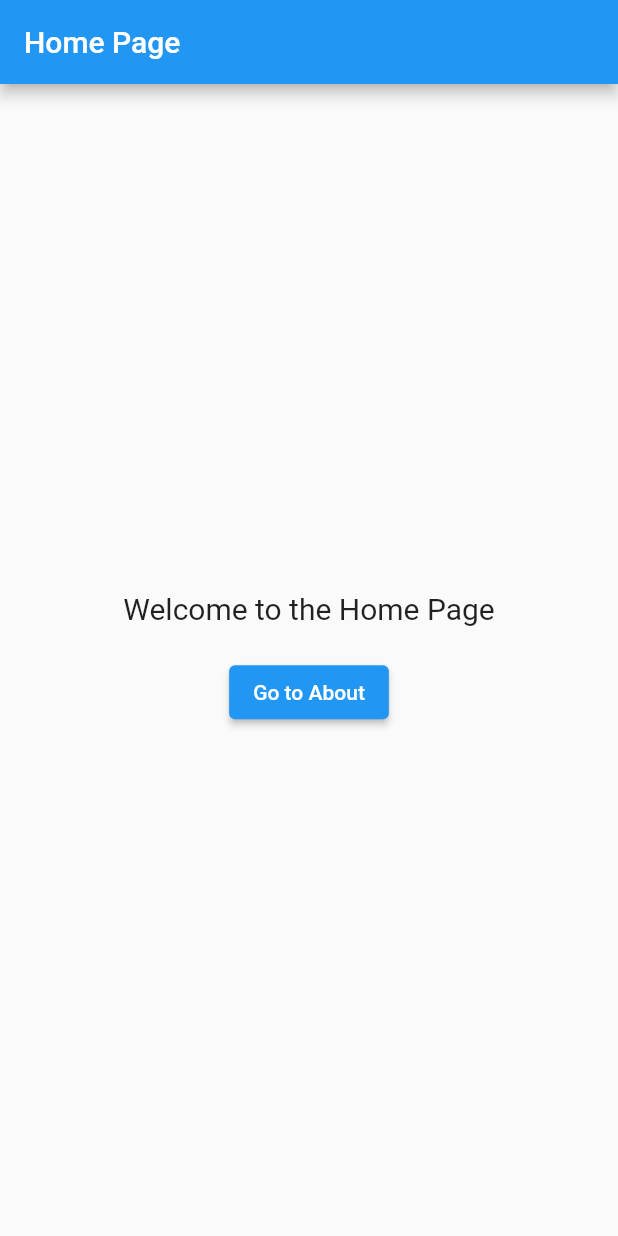
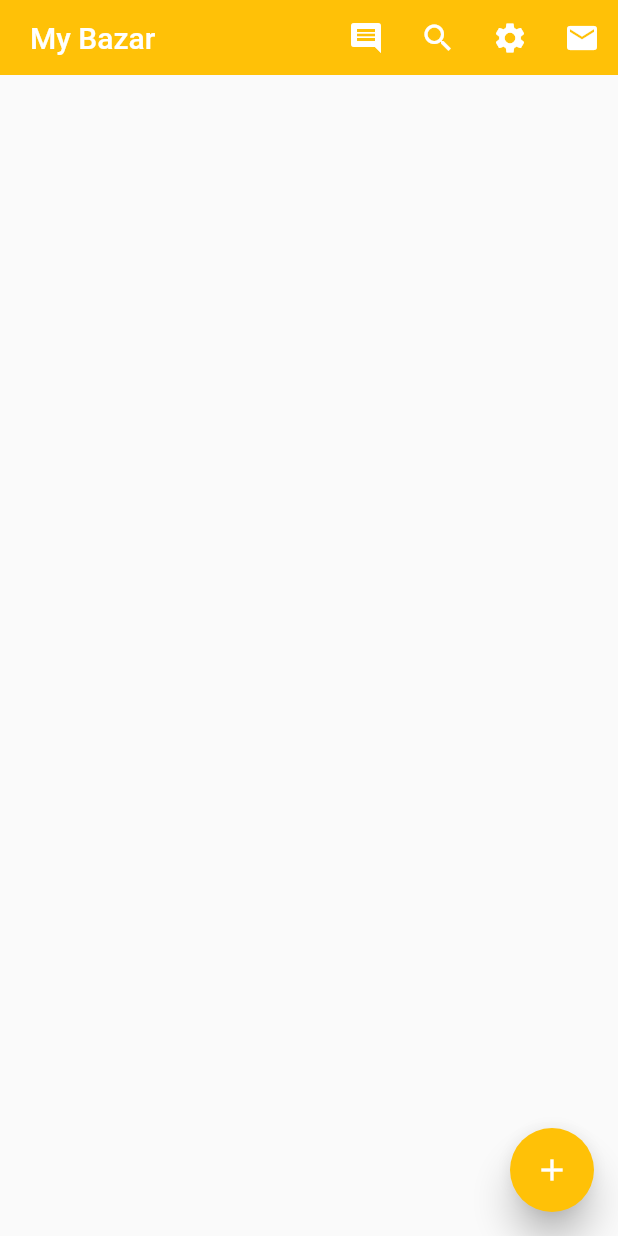
Before and after one commit to safiull/flutter-first-project, a Flutter app: the screen it shows after launch, on a phone screen of 412 x 824 dp. Run offline on Flutter 3.47's test engine with Material 2 defaults, Android fonts, the phone set to English and light mode, and no system bars.

```diff
--- a/lib/main.dart
+++ b/lib/main.dart
@@ -3,20 +3,83 @@ import 'home_page.dart';
 import 'about_page.dart';
 
 void main() {
-  runApp(MyApp());
+  runApp(const MyApp());
 }
 
 class MyApp extends StatelessWidget {
+  const MyApp({super.key});
+
   @override
   Widget build(BuildContext context) {
     return MaterialApp(
-      title: 'My Flutter App',
-      theme: ThemeData(primarySwatch: Colors.blue),
-      initialRoute: '/',
-      routes: {
-        '/': (context) => HomePage(),
-        '/about': (context) => AboutPage(),
-      },
+      theme: ThemeData(primarySwatch: Colors.green),
+      darkTheme: ThemeData(primarySwatch: Colors.blue),
+      color: Colors.blue,
+      debugShowCheckedModeBanner: false,
+      home: HomeActivity()
     );
   }
 }
+
+class HomeActivity extends StatelessWidget {
+  const HomeActivity({super.key});
+
+  MySnackBar(message, context) {
+    return ScaffoldMessenger.of(context).showSnackBar(
+      SnackBar(content: Text(message))
+    );
+  }
+
+  @override
+  Widget build(BuildContext context) {
+    return Scaffold(
+      appBar: AppBar(
+        title: Text('My Bazar'),
+        titleSpacing: 20,
+        // centerTitle: true,
+        toolbarHeight: 50,
+        toolbarOpacity: 1,
+        elevation: 0,
+        backgroundColor: Colors.amber,
+        actions: [
+          IconButton(
+            onPressed: () {
+              MySnackBar("I am comment", context);
+            },
+            icon: Icon(Icons.comment)
+          ),
+          IconButton(
+            onPressed: () {
+              MySnackBar("I am search", context);
+            },
+            icon: Icon(Icons.search)
+          ),
+          IconButton(
+            onPressed: () {
+              MySnackBar("I am settings", context);
+            },
+            icon: Icon(Icons.settings)
+          ),
+          IconButton(
+            onPressed: () {
+              MySnackBar("I am email", context);
+            },
+            icon: Icon(Icons.email)
+          ),
+        ],
+      ),
+      floatingActionButton: FloatingActionButton(
+        elevation: 10,
+        child: Icon(Icons.add),
+        backgroundColor: Colors.amber,
+        onPressed: () {
+          MySnackBar('I am floating action button', context);
+        },
+      ),
+      // body: Text("This Is Body"),
+      // drawer: (),
+      // endDrawer: (),
+      // bottomNavigationBar: (),
+    );
+  }
+}
```
